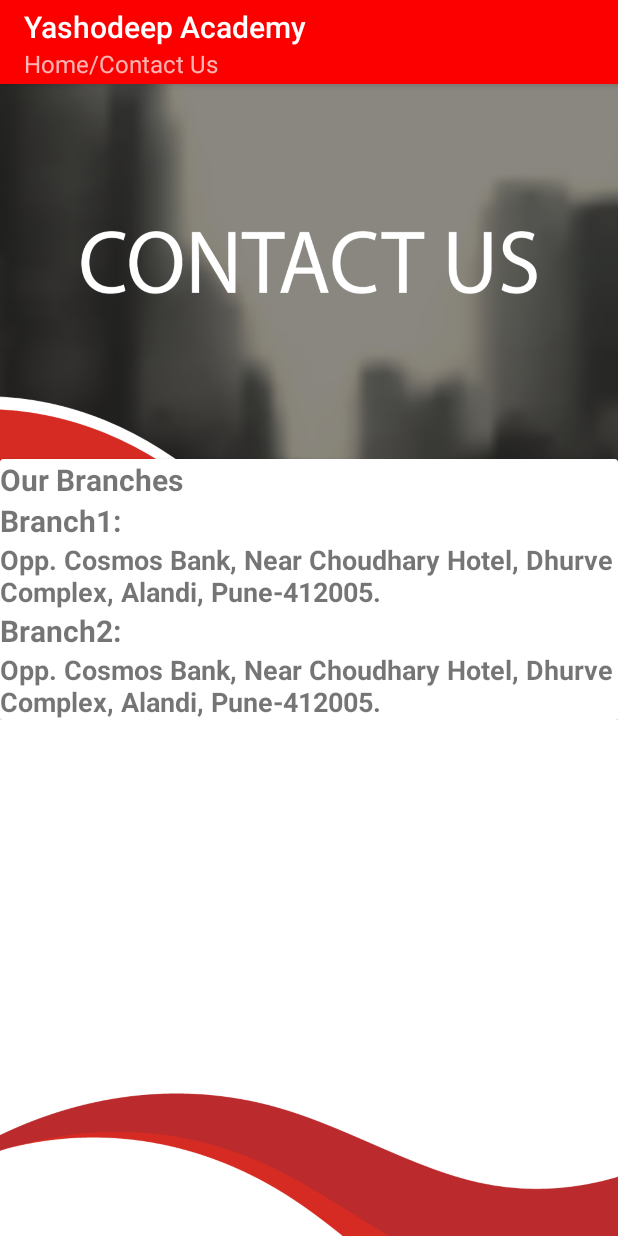
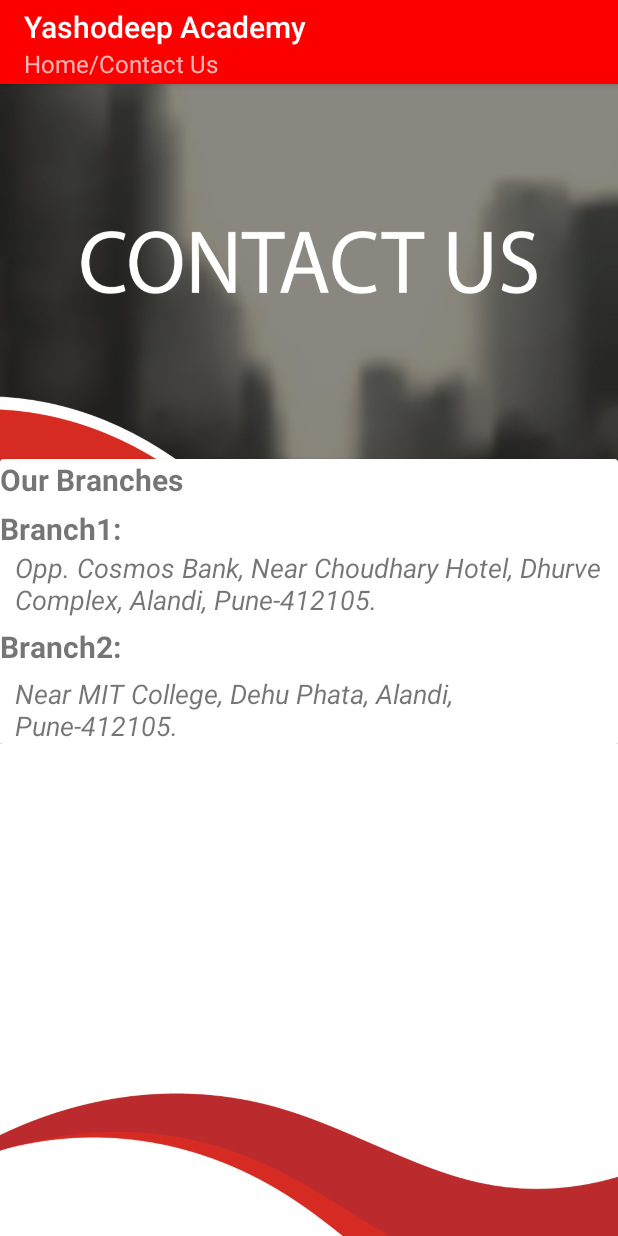
Before and after one commit to Akshay1213/YDAcademy, an Android app: the ContactUs screen opened directly, with no data from a screen before it, on a phone screen of 412 x 824 dp. Run offline under Robolectric (Android 15) with nearby library versions, the phone set to English and light mode, and no system bars; network calls fail; 1 statement that could not run was skipped.

Commit message:
UI updated.

```diff
--- a/app/src/main/res/layout/activity_contact_us.xml
+++ b/app/src/main/res/layout/activity_contact_us.xml
@@ -35,6 +35,7 @@
                 <TextView
                     android:layout_width="match_parent"
                     android:layout_height="wrap_content"
+                    android:layout_marginTop="5dp"
                     android:text="Branch1:"
                     android:textSize="20dp"
                     android:textStyle="bold" />
@@ -42,13 +43,15 @@
                 <TextView
                     android:layout_width="match_parent"
                     android:layout_height="wrap_content"
-                    android:text="Opp. Cosmos Bank, Near Choudhary Hotel, Dhurve Complex, Alandi, Pune-412005."
+                    android:layout_marginLeft="10dp"
+                    android:text="Opp. Cosmos Bank, Near Choudhary Hotel, Dhurve Complex, Alandi, Pune-412105."
                     android:textSize="18dp"
-                    android:textStyle="bold" />
+                    android:textStyle="italic" />
 
                 <TextView
                     android:layout_width="match_parent"
                     android:layout_height="wrap_content"
+                    android:layout_marginTop="5dp"
                     android:text="Branch2:"
                     android:textSize="20dp"
                     android:textStyle="bold" />
@@ -56,9 +59,11 @@
                 <TextView
                     android:layout_width="match_parent"
                     android:layout_height="wrap_content"
-                    android:text="Opp. Cosmos Bank, Near Choudhary Hotel, Dhurve Complex, Alandi, Pune-412005."
+                    android:layout_marginLeft="10dp"
+                    android:layout_marginTop="5dp"
+                    android:text="Near MIT College, Dehu Phata, Alandi, Pune-412105."
                     android:textSize="18dp"
-                    android:textStyle="bold" />
+                    android:textStyle="italic" />
             </LinearLayout>
 
         </android.support.v7.widget.CardView>
```
Also changed, not shown: app/src/main/java/com/example/user/ydacademy/AchieversDescription.java (line endings or trailing spaces).
